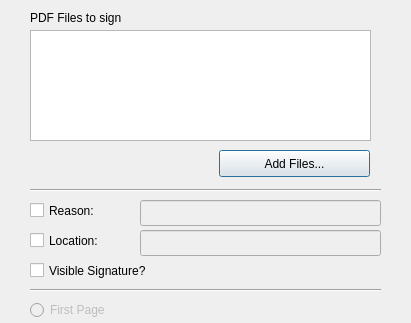
This is pteid-mw-pt/_src/eidmw/eidgui/PDFSignWindow.ui in amagovpt/autenticacao.gov as Qt 5 draws it before an edit; both pictures show x 0 to 411 and y 0 to 323 of the 411 by 650 pixel window. The edited form follows.
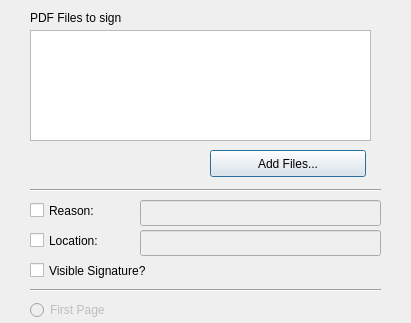
This is the edited form. Custom widgets are drawn as their Qt base class.

Commit message: Increase width of "Add Files" button

```diff
--- a/pteid-mw-pt/_src/eidmw/eidgui/PDFSignWindow.ui
+++ b/pteid-mw-pt/_src/eidmw/eidgui/PDFSignWindow.ui
@@ -50,12 +50,18 @@
    <widget class="QPushButton" name="button_addfile">
     <property name="geometry">
      <rect>
-      <x>219</x>
+      <x>210</x>
       <y>150</y>
-      <width>151</width>
+      <width>156</width>
       <height>27</height>
      </rect>
     </property>
+    <property name="sizePolicy">
+     <sizepolicy hsizetype="MinimumExpanding" vsizetype="Fixed">
+      <horstretch>0</horstretch>
+      <verstretch>0</verstretch>
+     </sizepolicy>
+    </property>
     <property name="text">
      <string>Add Files...</string>
     </property>
```
